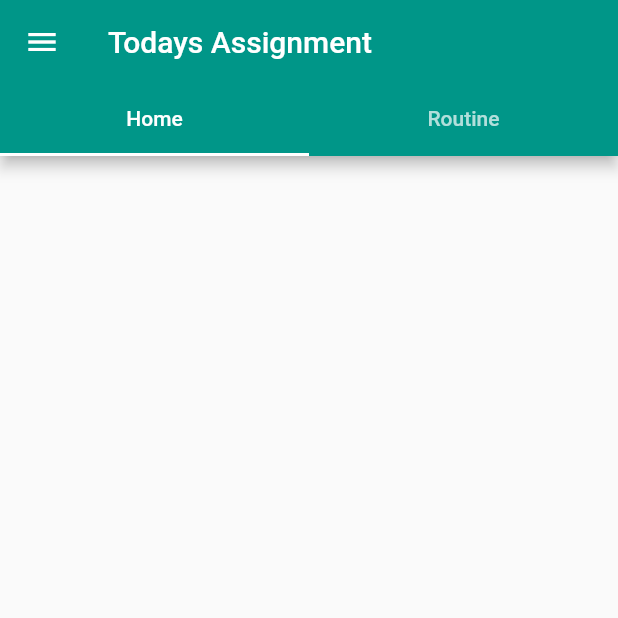
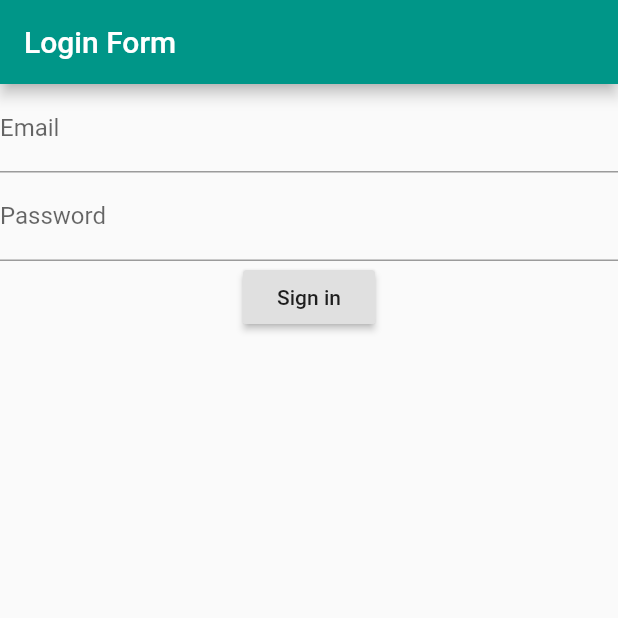
Before and after one commit to keeran2488/todaysassignment, a Flutter app: the screen it shows after launch, on a phone screen of 412 x 824 dp, the top half of it. Run offline on Flutter 3.47's test engine with Material 2 defaults, Android fonts, the phone set to English and light mode, and no system bars; our stand-ins replace cloud_firestore, firebase_auth, firebase_messaging; accounts and stored records are empty.

```diff
--- /dev/null
+++ b/lib/auth.dart
@@ -0,0 +1,96 @@
+import 'package:firebase_auth/firebase_auth.dart';
+import 'package:flutter/material.dart';
+import 'dart:async';
+
+class LogInForm extends StatefulWidget {
+  @override
+  _LogInFormState createState() => _LogInFormState();
+}
+
+class _LogInFormState extends State<LogInForm> {
+  String _email, _password;
+  final GlobalKey<FormState> _formKey = GlobalKey<FormState>();
+  @override
+  Widget build(BuildContext context) {
+    return Scaffold(
+      appBar: AppBar(
+        title: Text("Login Form"),
+      ),
+      body: Form(
+        key: _formKey,
+        child: Column(
+            children: <Widget>[
+              TextFormField(
+                validator: (input){
+                  if(input.isEmpty) {
+                    return "Please type an email.";
+                  }else if(!input.contains("@")){
+                    return "Enter a valid email.";
+                  }
+                  return null;
+                },
+                onSaved: (input) => _email = input,
+                decoration: InputDecoration(
+                    labelText: 'Email'
+                ),
+              ),
+              TextFormField(
+                validator: (input){
+                  if(input.isEmpty){
+                    return 'Your password needs to be atleast 6 characters.';
+                  }
+                  return null;
+                },
+                onSaved: (input) => _password = input,
+                decoration: InputDecoration(
+                    labelText: 'Password'
+                ),
+                obscureText: true,
+              ),
+              RaisedButton(
+                onPressed: signIn,
+                child: Text("Sign in"),
+              )
+            ]
+        ),
+      ),
+    );
+  }
+
+  Future<void> signIn() async{
+    final formState = _formKey.currentState;
+    if(formState.validate()){
+      formState.save();
+      try{
+        FirebaseUser user = (await FirebaseAuth.instance.signInWithEmailAndPassword(email: _email, password: _password)).user;
+        //Navigate to home
+        Navigator.push(context, MaterialPageRoute(builder: (context) => Home(user: user)));
+      }catch(e) {
+        AlertDialog(
+          title: Text("Error occured!"),
+          content: Text("${e.message}"),
+          elevation: 24.0,
+        );
+      }
+    }
+  }
+}
+
+class Home extends StatefulWidget {
+  const Home({Key key, @required this.user}) : super(key: key) ;
+  final FirebaseUser user;
+
+  @override
+  _HomeState createState() => _HomeState();
+}
+
+class _HomeState extends State<Home> {
+  @override
+  Widget build(BuildContext context) {
+    return Scaffold(
+      body: Center(
+        child: Text('Welcome ${widget.user.email}'),
+      ),
+    );
+  }
+}
--- a/lib/main.dart
+++ b/lib/main.dart
@@ -2,6 +2,7 @@ import 'package:flutter/cupertino.dart';
 import 'package:flutter/material.dart';
 import 'routine.dart';
 import 'assignment.dart';
+import 'auth.dart';
 
 void main() => runApp(MyApp());
 
@@ -10,50 +11,62 @@ class MyApp extends StatelessWidget {
 // This widget is the root of your application.
 
   @override
+//  Widget build(BuildContext context) {
+//    return MaterialApp(
+//      theme: ThemeData(
+//        primarySwatch: Colors.teal,
+//      ),
+//      darkTheme: ThemeData.dark().copyWith(
+//        primaryColor: Colors.black,
+//      ),
+//      home: DefaultTabController(
+//        length: 2,
+//        child: Scaffold(
+//          drawer: Drawer(
+//            child: ListView(
+//              padding: EdgeInsets.zero,
+//              children: <Widget>[
+//                DrawerHeader(
+//                  child: Text("Choose you preferences"),
+//                  decoration: BoxDecoration(
+//                    color: Colors.teal,
+//                  ),
+//                ),
+//                ListTile(
+//                  title: Text("Item 1"),
+//                ),
+//              ],
+//            ),
+//          ),
+//          appBar: AppBar(
+//            bottom: TabBar(
+//              tabs: <Widget>[
+//                Tab(text: 'Home'),
+//                Tab(text: 'Routine'),
+//              ],
+//            ),
+//            title: Text("Todays Assignment"),
+//          ),
+//          body: TabBarView(
+//            children: <Widget>[
+//              GetAssignments(),
+//              Routine(),
+//            ],
+//          ),
+//        ),
+//      ),
+//    );
+//  }
+
   Widget build(BuildContext context) {
     return MaterialApp(
       theme: ThemeData(
         primarySwatch: Colors.teal,
       ),
-      darkTheme: ThemeData.dark().copyWith(
-        primaryColor: Colors.black,
-      ),
-      home: DefaultTabController(
-        length: 2,
-        child: Scaffold(
-          drawer: Drawer(
-            child: ListView(
-              padding: EdgeInsets.zero,
-              children: <Widget>[
-                DrawerHeader(
-                  child: Text("Choose you preferences"),
-                  decoration: BoxDecoration(
-                    color: Colors.teal,
-                  ),
-                ),
-                ListTile(
-                  title: Text("Item 1"),
-                ),
-              ],
-            ),
-          ),
-          appBar: AppBar(
-            bottom: TabBar(
-              tabs: <Widget>[
-                Tab(text: 'Home'),
-                Tab(text: 'Routine'),
-              ],
-            ),
-            title: Text("Todays Assignment"),
-          ),
-          body: TabBarView(
-            children: <Widget>[
-              GetAssignments(),
-              Routine(),
-            ],
-          ),
-        ),
-      ),
+//      darkTheme: ThemeData.dark().copyWith(
+//        primaryColor: Colors.black,
+//      ),
+      home: LogInForm(),
     );
   }
 }
--- a/pubspec.yaml
+++ b/pubspec.yaml
@@ -19,7 +19,6 @@ environment:
 dependencies:
   flutter:
     sdk: flutter
-
   # The following adds the Cupertino Icons font to your application.
   # Use with the CupertinoIcons class for iOS style icons.
   cupertino_icons: ^0.1.2
```
